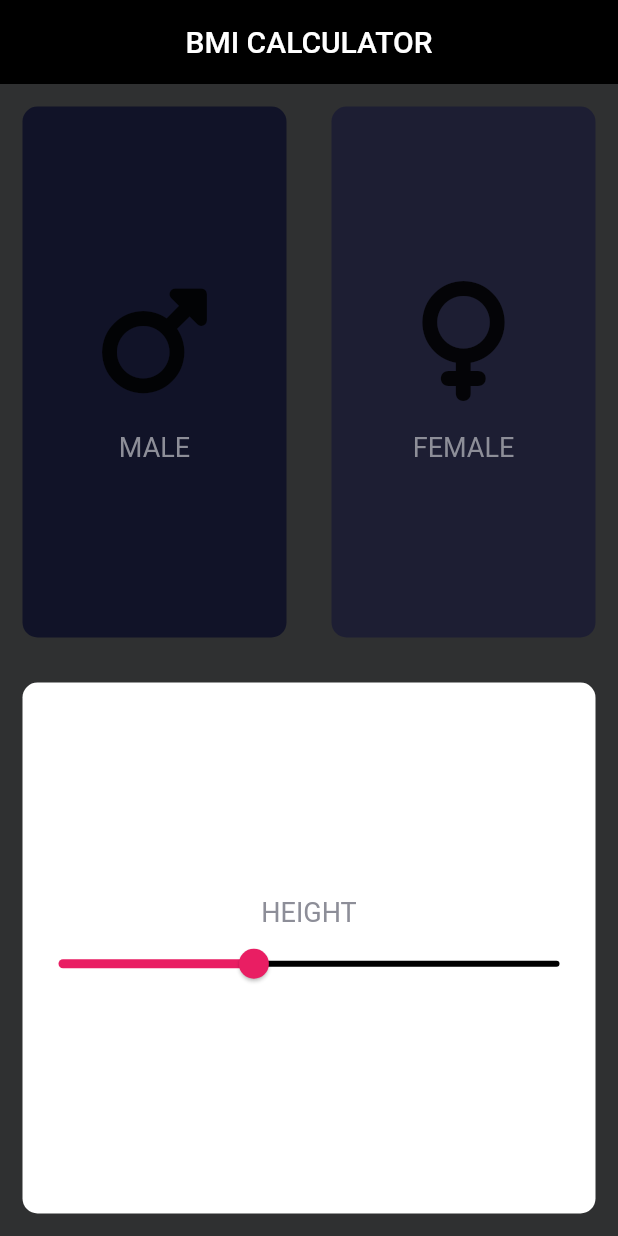
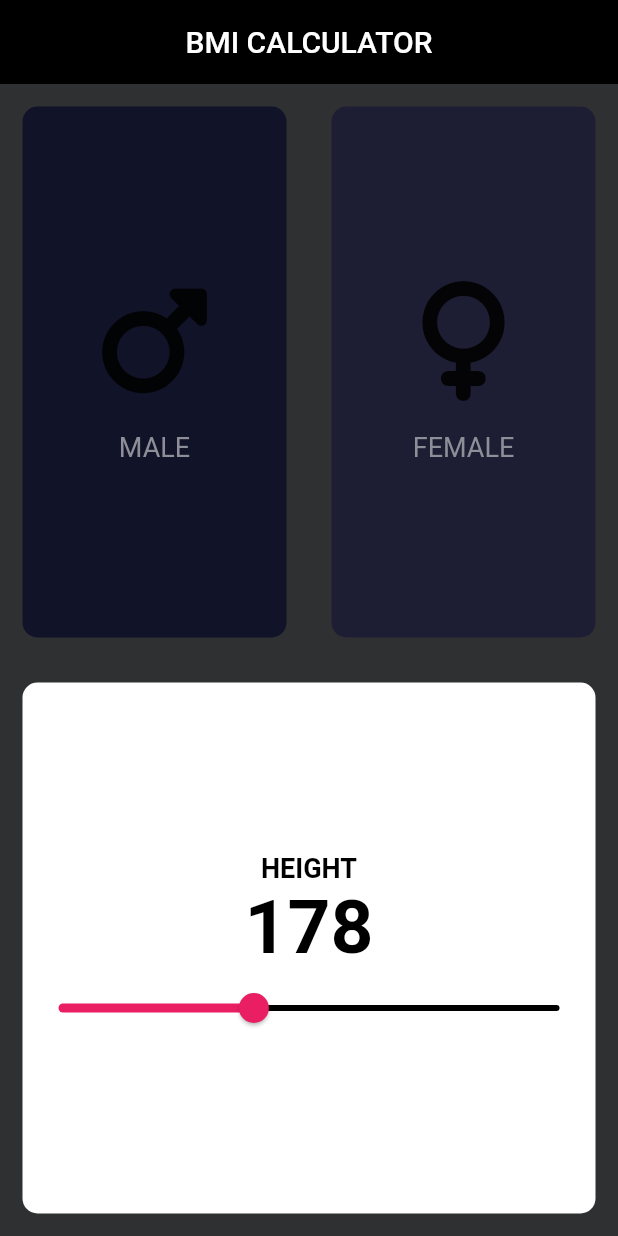
Before and after one commit to HEYKASHIF/Bmi_Calci, a Flutter app: the screen it shows after launch, on a phone screen of 412 x 824 dp. Run offline on Flutter 3.47's test engine with Material 2 defaults, Android fonts, the phone set to English and light mode, and no system bars; our stand-ins replace font_awesome_flutter.

Commit message:
3-may commit2

```diff
--- a/lib/pages/Home_page.dart
+++ b/lib/pages/Home_page.dart
@@ -79,8 +79,16 @@ class _HomePageState extends State<HomePage> {
                   Text(
                     'HEIGHT',
                     style: TextStyle(
-                      fontSize: 18,
-                      color: Color(0xFF8D8E98),
+                        fontSize: 18,
+                        color: Colors.black,
+                        fontWeight: FontWeight.bold),
+                  ),
+                  Text(
+                    Height.toString(),
+                    style: TextStyle(
+                      fontWeight: FontWeight.bold,
+                      fontSize: 50,
+                      color: Colors.black,
                     ),
                   ),
                   SliderTheme(
```
